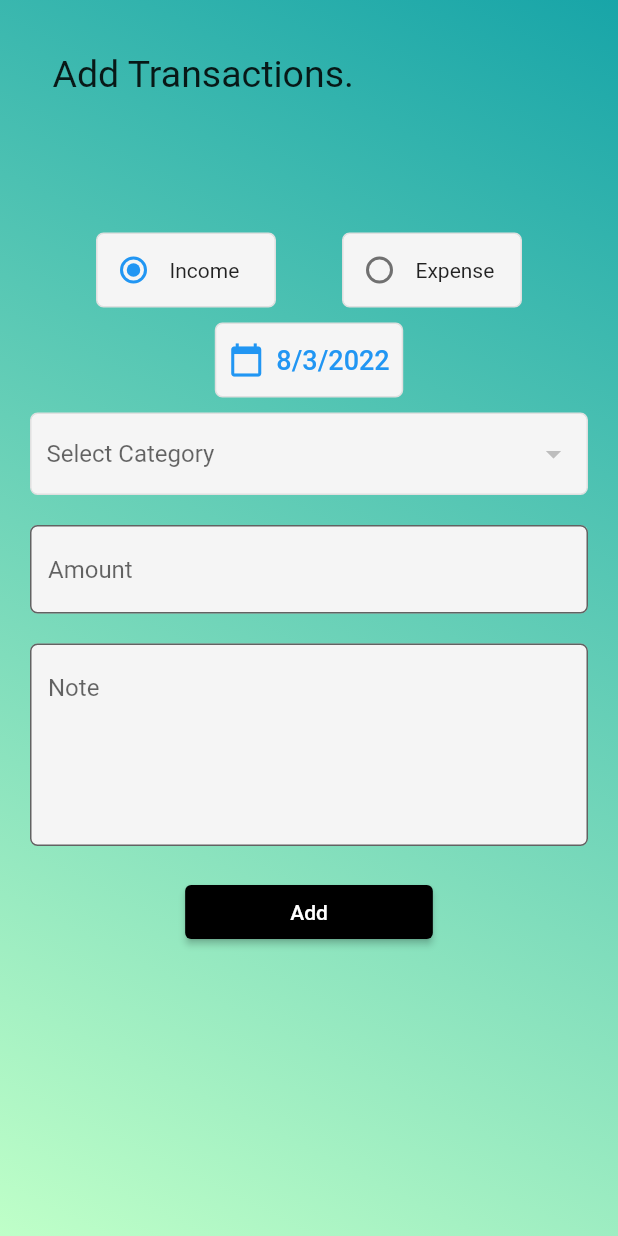
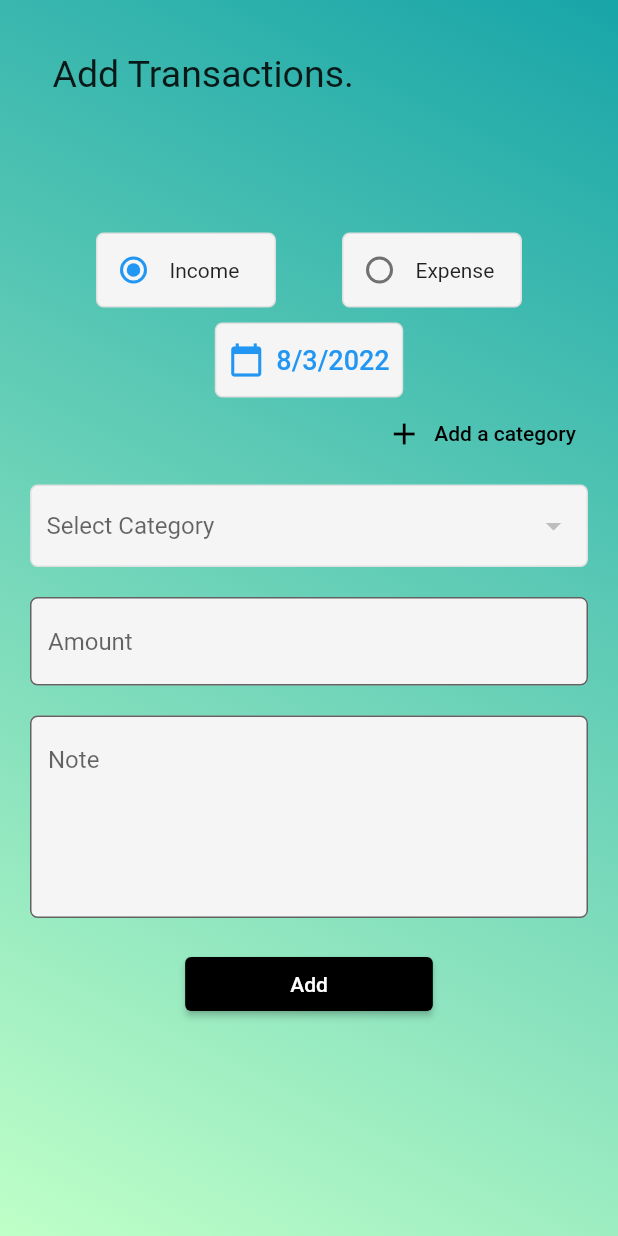
Before and after one commit to Bassambasheer/Mixin-Budget-Handler, a Flutter app: the screen it shows after launch, item 2 of the bottom bar chosen, after a tap on the "add" icon, on a phone screen of 412 x 824 dp. Run offline on Flutter 3.47's test engine with Material 2 defaults, Android fonts, the phone set to English and light mode, and no system bars; our stand-ins replace flutter_local_notifications, flutter_native_timezone, get, hive_flutter, month_picker_dialog, pie_chart and 3 more; accounts and stored records are empty; Roboto replaces fonts that are missing (Robert).

```diff
--- /dev/null
+++ b/lib/controller/controller.dart
@@ -0,0 +1,17 @@
+ import 'package:get/get_rx/src/rx_types/rx_types.dart';
+import 'package:money_management/db_models/category_model.dart';
+import 'package:money_management/db_models/transaction_model.dart';
+
+
+// Controller For Transaction DataBase Values//
+
+RxList<TransactionModel> transactionListNotifier =
+<TransactionModel>[].obs;
+RxList<TransactionModel> incomeTransactionListNotifier =
+<TransactionModel>[].obs;
+RxList<TransactionModel> expenseTransactionListNotifier =
+<TransactionModel>[].obs;
+RxList<CategoryModel> incomeCategoryListNotifier =
+<CategoryModel>[].obs;
+RxList<CategoryModel> expenseCategoryListNotifier =
+<CategoryModel>[].obs;
--- a/lib/main.dart
+++ b/lib/main.dart
@@ -3,6 +3,7 @@ import 'package:flutter/services.dart';
 import 'package:hive_flutter/adapters.dart';
 import 'package:money_management/db_models/category_model.dart';
 import 'package:money_management/screens/splash_screen.dart';
+import 'package:get/get_navigation/src/root/get_material_app.dart';
 
 import 'db_models/transaction_model.dart';
 
@@ -26,7 +27,7 @@ class MyApp extends StatelessWidget {
   Widget build(BuildContext context) {
     SystemChrome.setPreferredOrientations(
         [DeviceOrientation.portraitUp, DeviceOrientation.portraitDown]);
-    return MaterialApp(
+    return GetMaterialApp(
       theme: ThemeData(
         fontFamily: "Robert",
       ),
--- a/lib/screens/add_transactions_screen.dart
+++ b/lib/screens/add_transactions_screen.dart
@@ -1,4 +1,7 @@
 import 'package:flutter/material.dart';
+import 'package:get/get.dart';
+import 'package:money_management/controller/controller.dart';
+import 'package:money_management/screens/widgets/add_category.dart';
 import 'package:money_management/utility/category_db.dart';
 import 'package:money_management/utility/transaction_db.dart';
 import 'package:money_management/db_models/category_model.dart';
@@ -37,7 +40,7 @@ class _AddTransactionsState extends State<AddTransactions> {
           gradient: LinearGradient(
               begin: Alignment.topRight,
               end: Alignment.bottomLeft,
-                colors: [Color(0XFF18A5A8),Color(0XFFBFFFC8)])),
+              colors: [Color(0XFF18A5A8), Color(0XFFBFFFC8)])),
       child: Scaffold(
         backgroundColor: Colors.white.withOpacity(0),
         body: SafeArea(
@@ -132,26 +135,30 @@ class _AddTransactionsState extends State<AddTransactions> {
                   ),
                 ],
               ),
-              // Column(
-              //   crossAxisAlignment: CrossAxisAlignment.end,
-              //   children: [
-              //     TextButton.icon(
-              //       onPressed: () {
-              //         showCategoryAddPopup(context);
-              //       },
-              //       icon: const Icon(
-              //         Icons.add,
-              //         color: Colors.black,
-              //       ),
-              //       label: const Text(
-              //         "Add a category",
-              //         style: TextStyle(color: Colors.black),
-              //       ),
-              //     ),
-              //   ],
-              // ),
+              Column(
+                crossAxisAlignment: CrossAxisAlignment.end,
+                children: [
+                  TextButton.icon(
+                    onPressed: () {
+                      showCategoryAddPopup(context);
+                    },
+                    icon: const Icon(
+                      Icons.add,
+                      color: Colors.black,
+                    ),
+                    label: const Text(
+                      "Add a category",
+                      style: TextStyle(color: Colors.black),
+                    ),
+                  ),
+                ],
+              ),
               const SizedBox(height: 10),
-              Container(
+              GestureDetector(
+                onTap: () {
+                  setState(() {});
+                },
+                child: Container(
                   height: 55,
                   decoration: BoxDecoration(
                     color: Colors.grey.shade100,
@@ -160,14 +167,15 @@ class _AddTransactionsState extends State<AddTransactions> {
                   ),
                   child: Padding(
                     padding: const EdgeInsets.all(10),
-                  child: DropdownButton<String>(
+                    child: Obx(
+                      () {
+                        return DropdownButton<String>(
                           isExpanded: true,
                           hint: const Text("Select Category"),
                           value: _categoryId,
                           items: (_selectedCategorytype == CategoryType.income
-                            ? CategoryDB().incomeCategoryListNotifier
-                            : CategoryDB().expenseCategoryListNotifier)
-                        .value
+                                  ? incomeCategoryListNotifier
+                                  : expenseCategoryListNotifier)
                               .map((e) {
                             return DropdownMenuItem(
                               value: e.id,
@@ -182,10 +190,10 @@ class _AddTransactionsState extends State<AddTransactions> {
                               _categoryId = selectedValue;
                             });
                           },
-                    onTap: () {
-                      setState(() {});
-                    },
                           underline: const SizedBox(),
+                        );
+                      }
+                    ),
                   ),
                 ),
               ),
@@ -259,14 +267,8 @@ class _AddTransactionsState extends State<AddTransactions> {
   Future<void> addTransaction() async {
     final _amountText = _amountTextEditingController.text.trim();
     final _noteText = _noteTextEditingController.text.trim();
-    if (_selectedDate == null) {
-      ScaffoldMessenger.of(context)
-          .showSnackBar(const SnackBar(content: Text("Select a Date")));
-      return;
-    }
     if (_selectedCategoryModel == null) {
-      ScaffoldMessenger.of(context)
-          .showSnackBar(const SnackBar(content: Text("Choose a category")));
+      Get.snackbar("Add a Category", "", snackPosition: SnackPosition.BOTTOM);
       return;
     }
     if (_amountText.isEmpty) {
@@ -289,7 +291,7 @@ class _AddTransactionsState extends State<AddTransactions> {
     await TransactionDB.instance.addTransaction(_model);
     await total();
     await incomepiedata();
-    Navigator.of(context).pop();
+    Get.back();
     TransactionDB.instance.refresh();
   }
 
--- a/lib/screens/main_screen.dart
+++ b/lib/screens/main_screen.dart
@@ -1,4 +1,5 @@
 import 'package:flutter/material.dart';
+import 'package:get/get.dart';
 import 'package:money_management/screens/add_transactions_screen.dart';
 import 'package:money_management/screens/catergory_screen.dart';
 import 'package:money_management/screens/home_screen.dart';
@@ -24,17 +25,15 @@ class MainScreen extends StatelessWidget {
             gradient: LinearGradient(
                 begin: Alignment.topRight,
                 end: Alignment.bottomLeft,
-                colors: [Color(0XFF18A5A8),Color(0XFFBFFFC8)])),
-    child:
-    Scaffold(
+                colors: [Color(0XFF18A5A8), Color(0XFFBFFFC8)])),
+        child: Scaffold(
           backgroundColor: Colors.grey.withOpacity(0),
           floatingActionButton: FloatingActionButton(
             onPressed: () {
               if (selectedIndexNOtifier.value == 2) {
                 showCategoryAddPopup(context);
               } else {
-            Navigator.of(context).push(
-                MaterialPageRoute(builder: (ctx) => const AddTransactions()));
+                Get.to(const AddTransactions());
               }
             },
             child: const Icon(Icons.add),
@@ -48,7 +47,6 @@ class MainScreen extends StatelessWidget {
               },
             ),
           ),
-    )
-    );
+        ));
   }
 }
--- a/lib/screens/widgets/transactions.dart
+++ b/lib/screens/widgets/transactions.dart
@@ -1,8 +1,9 @@
 import 'package:flutter/material.dart';
+import 'package:get/get.dart';
 import 'package:intl/intl.dart';
+import 'package:money_management/controller/controller.dart';
 import 'package:money_management/utility/transaction_db.dart';
 import 'package:money_management/db_models/category_model.dart';
-import 'package:money_management/db_models/transaction_model.dart';
 import 'package:money_management/screens/widgets/delete_popup.dart';
 import 'package:money_management/screens/widgets/piedata.dart';
 
@@ -11,13 +12,12 @@ class Transactions extends StatelessWidget {
 
   @override
   Widget build(BuildContext context) {
-    return ValueListenableBuilder(
-      valueListenable: TransactionDB.instance.transactionListNotifier,
-      builder: (BuildContext ctx, List<TransactionModel> newlist, Widget? _) {
+    return Obx(
+     () {
         return ListView.separated(
             padding: const EdgeInsets.only(left: 10, right: 10),
             itemBuilder: (ctx, index) {
-              final _value = newlist[index];
+              final _value = transactionListNotifier[index];
               return Dismissible(
                 direction: DismissDirection.endToStart,
                 key: Key("${_value.key}"),
@@ -80,7 +80,7 @@ class Transactions extends StatelessWidget {
             separatorBuilder: (ctx, index) {
               return const SizedBox(height: 2);
             },
-            itemCount: newlist.length);
+            itemCount: transactionListNotifier.length);
       },
     );
   }
--- a/lib/utility/category_db.dart
+++ b/lib/utility/category_db.dart
@@ -1,5 +1,5 @@
-import 'package:flutter/cupertino.dart';
 import 'package:hive_flutter/adapters.dart';
+import 'package:money_management/controller/controller.dart';
 import 'package:money_management/db_models/category_model.dart';
 
 const CATEGORY_DB_NAME = 'cataegory_database';
@@ -17,10 +17,7 @@ class CategoryDB implements CategoryDbFunctions {
     return instance;
   }
 
-  ValueNotifier<List<CategoryModel>> incomeCategoryListNotifier =
-      ValueNotifier([]);
-  ValueNotifier<List<CategoryModel>> expenseCategoryListNotifier =
-      ValueNotifier([]);
+
   @override
   Future<void> insertCategory(CategoryModel value) async {
     final _categoryDB = await Hive.openBox<CategoryModel>(CATEGORY_DB_NAME);
@@ -36,20 +33,18 @@ class CategoryDB implements CategoryDbFunctions {
 
   Future<void> refreshUI() async {
     final _allCategories = await getCategories();
-    incomeCategoryListNotifier.value.clear();
-    expenseCategoryListNotifier.value.clear();
+    incomeCategoryListNotifier.clear();
+    expenseCategoryListNotifier.clear();
     await Future.forEach(
       _allCategories,
       (CategoryModel category) {
         if (category.type == CategoryType.income) {
-          incomeCategoryListNotifier.value.add(category);
+          incomeCategoryListNotifier.add(category);
         } else {
-          expenseCategoryListNotifier.value.add(category);
+          expenseCategoryListNotifier.add(category);
         }
       },
     );
-    incomeCategoryListNotifier.notifyListeners();
-    expenseCategoryListNotifier.notifyListeners();
   }
 
   @override
--- a/lib/utility/transaction_db.dart
+++ b/lib/utility/transaction_db.dart
@@ -1,5 +1,6 @@
-import 'package:flutter/cupertino.dart';
+import 'package:get/get.dart';
 import 'package:hive_flutter/adapters.dart';
+import 'package:money_management/controller/controller.dart';
 import 'package:money_management/db_models/category_model.dart';
 import 'package:money_management/db_models/transaction_model.dart';
 import 'package:money_management/screens/widgets/piedata.dart';
@@ -18,12 +19,7 @@ class TransactionDB implements TransactionDbFunctions {
   factory TransactionDB() {
     return instance;
   }
-  ValueNotifier<List<TransactionModel>> incomeTransactionListNotifier =
-      ValueNotifier([]);
-  ValueNotifier<List<TransactionModel>> expenseTransactionListNotifier =
-      ValueNotifier([]);
-  ValueNotifier<List<TransactionModel>> transactionListNotifier =
-      ValueNotifier([]);
+
 
   @override
   Future<void> addTransaction(TransactionModel obj) async {
@@ -36,43 +32,39 @@ class TransactionDB implements TransactionDbFunctions {
   Future<void> refreshTransactions({dat}) async {
     final _allTransactions = await getAllTransactions();
     _allTransactions.sort((first, second) => second.date.compareTo(first.date));
-    incomeTransactionListNotifier.value.clear();
-    expenseTransactionListNotifier.value.clear();
+    incomeTransactionListNotifier.clear();
+    expenseTransactionListNotifier.clear();
     await Future.forEach(
       _allTransactions,
       (TransactionModel category) {
         if (category.type == CategoryType.income &&
             parseDate(category.date) == dat) {
-          incomeTransactionListNotifier.value.add(category);
+          incomeTransactionListNotifier.add(category);
         } else if (category.type == CategoryType.expense &&
            parseDate(category.date) == dat) {
-          expenseTransactionListNotifier.value.add(category);
+          expenseTransactionListNotifier.add(category);
         }
       },
     );
-    incomeTransactionListNotifier.notifyListeners();
-    expenseTransactionListNotifier.notifyListeners();
   }
 
   Future<void> refreshMonthlyTransactions({monthly}) async {
     final _allTransactions = await getAllTransactions();
     _allTransactions.sort((first, second) => second.date.compareTo(first.date));
-    incomeTransactionListNotifier.value.clear();
-    expenseTransactionListNotifier.value.clear();
+    incomeTransactionListNotifier.clear();
+    expenseTransactionListNotifier.clear();
     await Future.forEach(
       _allTransactions,
       (TransactionModel category) {
         if (category.type == CategoryType.income &&
             category.date.month == monthly) {
-          incomeTransactionListNotifier.value.add(category);
+          incomeTransactionListNotifier.add(category);
         } else if (category.type == CategoryType.expense &&
             category.date.month == monthly) {
-          expenseTransactionListNotifier.value.add(category);
+          expenseTransactionListNotifier.add(category);
         }
       },
     );
-    incomeTransactionListNotifier.notifyListeners();
-    expenseTransactionListNotifier.notifyListeners();
   }
 
   Future<void> refreshCustomTransactions(
@@ -90,76 +82,46 @@ class TransactionDB implements TransactionDbFunctions {
     }
     final _allTransactions = await getAllTransactions();
     _allTransactions.sort((first, second) => second.date.compareTo(first.date));
-    incomeTransactionListNotifier.value.clear();
-    expenseTransactionListNotifier.value.clear();
+    incomeTransactionListNotifier.clear();
+    expenseTransactionListNotifier.clear();
     await Future.forEach(
       _allTransactions,
       (TransactionModel category) {
         for (int i = 0; i < rangeKey.length; i++) {
           if (category.type == CategoryType.income &&
               category.key == rangeKey[i]) {
-            incomeTransactionListNotifier.value.add(category);
+            incomeTransactionListNotifier.add(category);
           } else if (category.type == CategoryType.expense &&
               category.key == rangeKey[i]) {
-            expenseTransactionListNotifier.value.add(category);
+            expenseTransactionListNotifier.add(category);
           }
         }
       },
     );
-    incomeTransactionListNotifier.notifyListeners();
-    expenseTransactionListNotifier.notifyListeners();
-    // final _allTransactions = await getAllTransactions();
-    // _allTransactions.sort((first, second) => second.date.compareTo(first.date));
-    // incomeTransactionListNotifier.value.clear();
-    // expenseTransactionListNotifier.value.clear();
-    // var days;
-    // List rangekey = [];
-    // await Future.forEach(
-    //   _allTransactions,
-    //   (TransactionModel category) {
-    //     days = enddate!.difference(startdate!).inDays;
-    //     for (int i = 0; i <= days; i++) {
-    //       rangekey.add(i);
-    //     }
-
-    //     if (category.type == CategoryType.income &&
-    //         category.date.month == days) {
-    //       incomeTransactionListNotifier.value.add(category);
-    //     } else if (category.type == CategoryType.expense &&
-    //         category.date.month == days) {
-    //       expenseTransactionListNotifier.value.add(category);
-    //     }
-    //   },
-    // );
-    // incomeTransactionListNotifier.notifyListeners();
-    // expenseTransactionListNotifier.notifyListeners();
   }
 
   Future<void> refreshAllTransactions() async {
     final _allTransactions = await getAllTransactions();
     _allTransactions.sort((first, second) => second.date.compareTo(first.date));
-    incomeTransactionListNotifier.value.clear();
-    expenseTransactionListNotifier.value.clear();
+    incomeTransactionListNotifier.clear();
+    expenseTransactionListNotifier.clear();
     await Future.forEach(
       _allTransactions,
       (TransactionModel category) {
         if (category.type == CategoryType.income) {
-          incomeTransactionListNotifier.value.add(category);
+          incomeTransactionListNotifier.add(category);
         } else {
-          expenseTransactionListNotifier.value.add(category);
+          expenseTransactionListNotifier.add(category);
         }
       },
     );
-    incomeTransactionListNotifier.notifyListeners();
-    expenseTransactionListNotifier.notifyListeners();
   }
 
   Future<void> refresh() async {
     final _list = await getAllTransactions();
     _list.sort((first, second) => second.date.compareTo(first.date));
-    transactionListNotifier.value.clear();
-    transactionListNotifier.value.addAll(_list);
-    transactionListNotifier.notifyListeners();
+    transactionListNotifier.clear();
+    transactionListNotifier.addAll(_list);
   }
 
   @override
--- a/pubspec.yaml
+++ b/pubspec.yaml
@@ -15,7 +15,7 @@ publish_to: 'none' # Remove this line if you wish to publish to pub.dev
 # In iOS, build-name is used as CFBundleShortVersionString while build-number used as CFBundleVersion.
 # Read more about iOS versioning at
 # https://developer.apple.com/library/archive/documentation/General/Reference/InfoPlistKeyReference/Articles/CoreFoundationKeys.html
-version: 1.0.0+2
+version: 1.0.0+4
 
 environment:
   sdk: ">=2.15.1 <3.0.0"
@@ -34,6 +34,7 @@ dependencies:
   flutter_local_notifications: 9.2.0
   flutter_native_timezone: 2.0.0
   flutter_slidable: 1.2.0
+  get: 4.6.1
   hive: 2.0.5
   hive_flutter: 1.1.0
   hive_generator: 1.1.2
```
Also changed, not shown: lib/screens/catergory_screen.dart (+1 -6 lines), lib/screens/settings_screen.dart (+7 -7 lines), lib/screens/widgets/expense_categorylists.dart (+6 -5 lines), lib/screens/widgets/expense_transactions.dart (+6 -9 lines), lib/screens/widgets/income_categorylists.dart (+6 -6 lines), lib/screens/widgets/income_transaction.dart (+7 -17 lines), pubspec.lock. Lines whose indentation alone changed are shown as unchanged.
